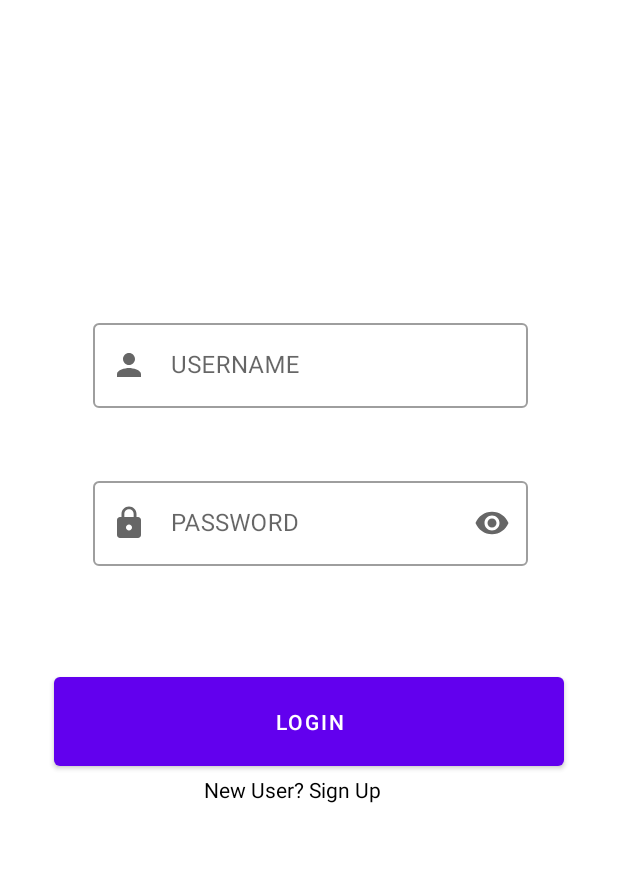
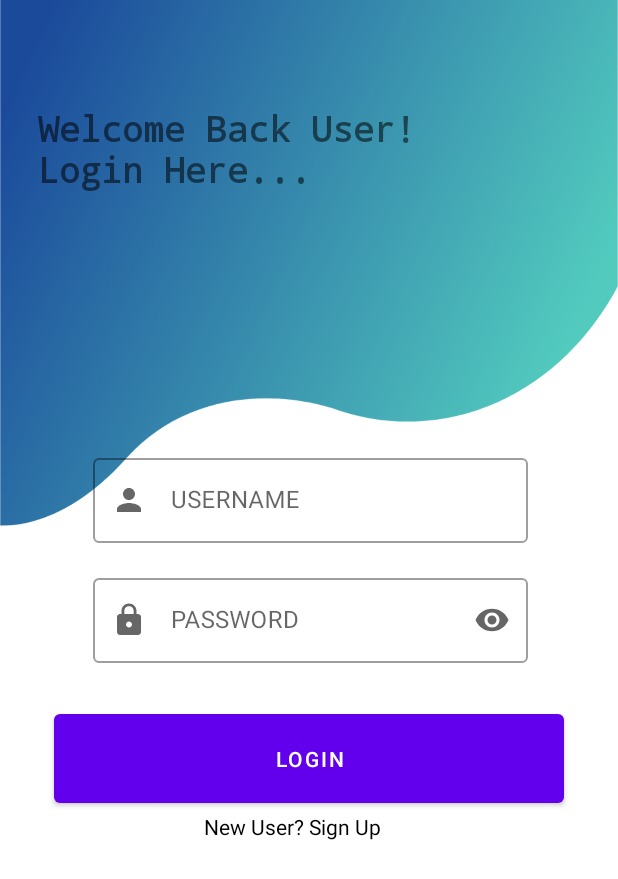
Before and after one commit to Rohit1173/The-Local-Helper, an Android app: the screen it shows after launch (MainActivity), after a tap on "LOG IN", on a phone screen of 412 x 824 dp. Shown: the top 879 px of the screen. Run offline under Robolectric (Android 15) with nearby library versions, the phone set to English and light mode, and no system bars; Roboto replaces fonts that are not available here.

Commit message:
shifted GoogleMap and improved some UI

```diff
--- a/app/src/main/java/com/example/thelocalhelper/EntranceFragment.kt
+++ b/app/src/main/java/com/example/thelocalhelper/EntranceFragment.kt
@@ -26,13 +26,6 @@ class EntranceFragment : Fragment() {
         signup.setOnClickListener {
             findNavController().navigate(R.id.action_fr_entrance_to_fr_signup)
         }
-
-        val mapactbtn : Button = v.findViewById(R.id.mapactivitybutton)
-        mapactbtn.setOnClickListener {
-            val intent = Intent(activity, MapsActivity::class.java)
-            startActivity(intent);
-        }
-
         return v
     }
 
--- a/app/src/main/res/layout/fragment_login.xml
+++ b/app/src/main/res/layout/fragment_login.xml
@@ -5,8 +5,23 @@
     android:layout_width="match_parent"
     android:layout_height="match_parent"
     xmlns:app="http://schemas.android.com/apk/res-auto"
-    tools:context=".LoginFragment">
+    tools:context=".LoginFragment"
+    android:background="@drawable/wave_bg"
+    >
 
+    <TextView
+        android:layout_width="wrap_content"
+        android:layout_height="wrap_content"
+        android:fontFamily="monospace"
+        android:text="Welcome Back User!\nLogin Here..."
+        android:textSize="23dp"
+        android:textStyle="bold"
+        app:layout_constraintBottom_toTopOf="@+id/lay_log_user"
+        app:layout_constraintEnd_toEndOf="parent"
+        app:layout_constraintHorizontal_bias="0.158"
+        app:layout_constraintStart_toStartOf="parent"
+        app:layout_constraintTop_toTopOf="parent"
+        app:layout_constraintVertical_bias="0.289" />
 
     <com.google.android.material.textfield.TextInputLayout
         android:id="@+id/lay_log_user"
@@ -15,7 +30,7 @@
         android:layout_height="wrap_content"
         android:layout_marginStart="62dp"
         android:layout_marginLeft="62dp"
-        android:layout_marginTop="210dp"
+        android:layout_marginTop="300dp"
         android:hint="USERNAME"
         app:endIconMode="clear_text"
         app:layout_constraintStart_toStartOf="parent"
@@ -38,7 +53,7 @@
         android:layout_height="wrap_content"
         android:layout_marginStart="62dp"
         android:layout_marginLeft="62dp"
-        android:layout_marginTop="315dp"
+        android:layout_marginTop="380dp"
         android:hint="PASSWORD"
         app:endIconMode="password_toggle"
         app:layout_constraintStart_toStartOf="parent"
@@ -59,7 +74,7 @@
         android:id="@+id/log_btn"
         android:layout_width="340dp"
         android:layout_height="71dp"
-        android:layout_marginTop="445dp"
+        android:layout_marginTop="470dp"
         android:text="LOGIN"
         app:layout_constraintEnd_toEndOf="parent"
         app:layout_constraintStart_toStartOf="parent"
--- a/app/src/main/res/layout/fragment_signup.xml
+++ b/app/src/main/res/layout/fragment_signup.xml
@@ -5,6 +5,7 @@
     android:layout_width="match_parent"
     android:layout_height="match_parent"
     xmlns:app="http://schemas.android.com/apk/res-auto"
+    android:background="@drawable/wave_bg"
     tools:context=".SignUpFragment">
 
     <de.hdodenhof.circleimageview.CircleImageView
```
Also changed, not shown: app/src/main/java/com/example/thelocalhelper/AccountFragment.kt (+8 -0 lines), app/src/main/java/com/example/thelocalhelper/MapsActivity.kt (+4 -3 lines), app/src/main/res/layout/fragment_account.xml (+19 -5 lines), app/src/main/res/layout/fragment_entrance.xml (+0 -9 lines), app/src/main/res/drawable/wave_bg.png (added).
